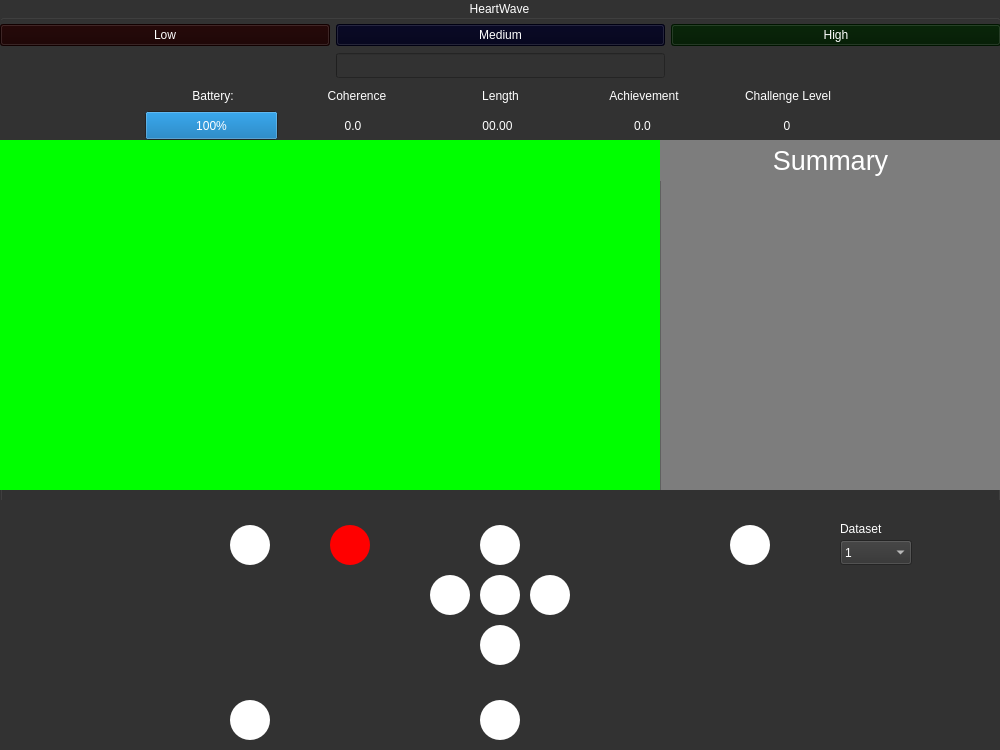
Kxushik/HeartWave, file HeartWave/mainwindow.ui: the form before one commit.
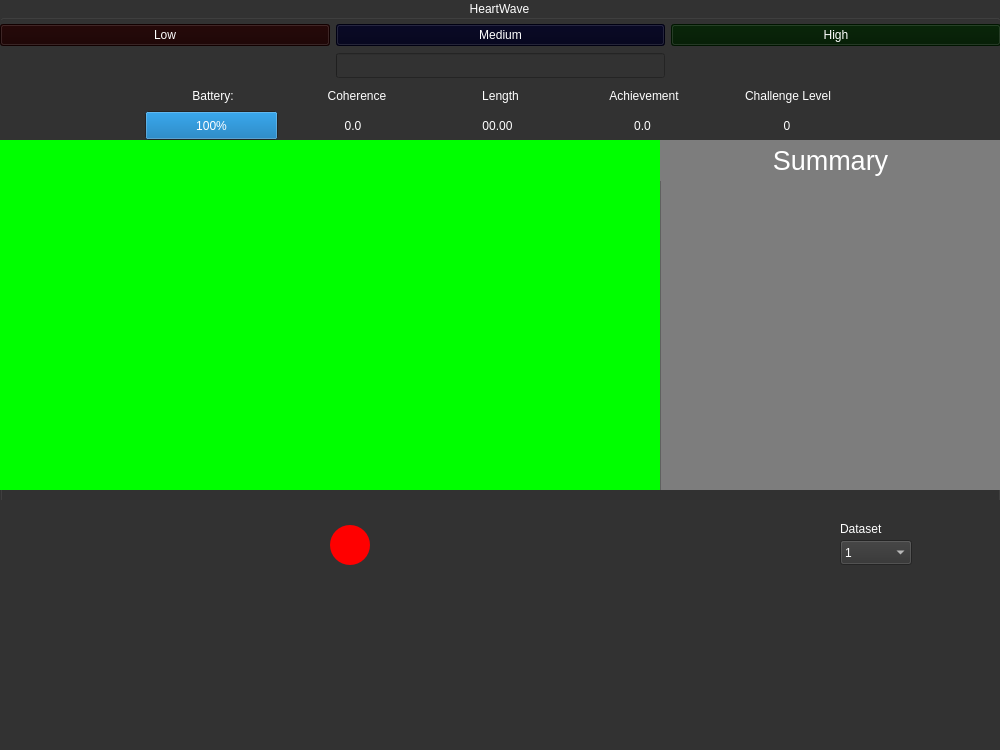
The form after the commit. Icons and pictures are not drawn. Custom widgets are drawn as their Qt base class.

Patch:
```diff
--- a/HeartWave/mainwindow.ui
+++ b/HeartWave/mainwindow.ui
@@ -573,7 +573,7 @@
       <property name="styleSheet">
        <string notr="true">QPushButton {
 image: url(:/buttons/buttonDown.svg);
-background-color: #ffffff;
+background-color:rgb(50,50,50);
 border-radius: 20px;
 }</string>
       </property>
@@ -605,7 +605,7 @@
       <property name="styleSheet">
        <string notr="true">QPushButton {
 image: url(:/buttons/buttonLeft.svg);
-background-color: #ffffff;
+background-color:rgb(50,50,50);
 border-radius: 20px;
 }</string>
       </property>
@@ -637,7 +637,7 @@
       <property name="styleSheet">
        <string notr="true">QPushButton {
 image: url(:/buttons/buttonOk.svg);
-background-color: #ffffff;
+background-color:rgb(50,50,50);
 border-radius: 20px;
 }</string>
       </property>
@@ -669,7 +669,7 @@
       <property name="styleSheet">
        <string notr="true">QPushButton {
 image: url(:/buttons/buttonPower.svg);
-background-color: #ffffff;
+background-color:rgb(50,50,50);
 border-radius: 20px;
 }</string>
       </property>
@@ -701,7 +701,7 @@
       <property name="styleSheet">
        <string notr="true">QPushButton {
 image: url(:/buttons/buttonCharge.svg);
-background-color: #ffffff;
+background-color:rgb(50,50,50);
 border-radius: 20px;
 }</string>
       </property>
@@ -733,7 +733,7 @@
       <property name="styleSheet">
        <string notr="true">QPushButton {
 image: url(:/buttons/buttonRight.svg);
-background-color: #ffffff;
+background-color:rgb(50,50,50);
 border-radius: 20px;
 }</string>
       </property>
@@ -765,7 +765,7 @@
       <property name="styleSheet">
        <string notr="true">QPushButton {
 image: url(:/buttons/buttonMenu.svg);
-background-color: #ffffff;
+background-color:rgb(50,50,50);
 border-radius: 20px;
 }</string>
       </property>
@@ -797,7 +797,7 @@
       <property name="styleSheet">
        <string notr="true">QPushButton {
 image: url(:/buttons/buttonUp.svg);
-background-color: #ffffff;
+background-color:rgb(50,50,50);
 border-radius: 20px;
 }</string>
       </property>
@@ -859,7 +859,7 @@
       <property name="styleSheet">
        <string notr="true">QPushButton {
 image: url(:/buttons/buttonBack.svg);
-background-color: #ffffff;
+background-color:rgb(50,50,50);
 border-radius: 20px;
 }</string>
       </property>
```
